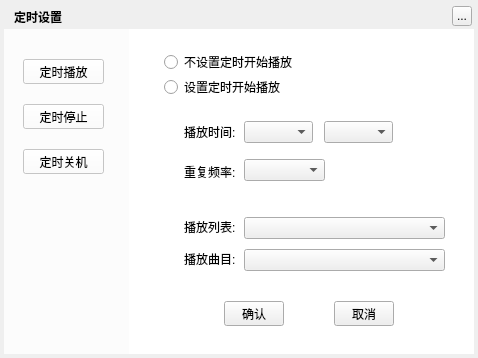
Greedysky/TTKMusicPlayer, file TTKCore/musicUiKits/musicToolsetsKits/musictimerwidget.ui: the form before one commit.
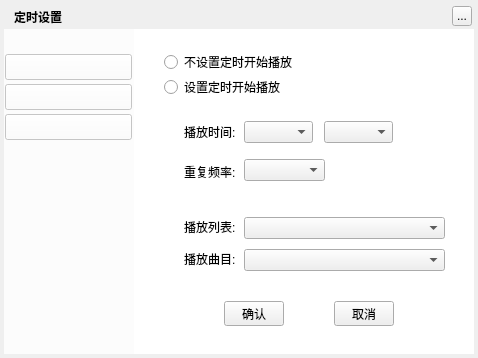
The form after the commit.

```diff
--- a/TTKCore/musicUiKits/musicToolsetsKits/musictimerwidget.ui
+++ b/TTKCore/musicUiKits/musicToolsetsKits/musictimerwidget.ui
@@ -374,7 +374,7 @@
     <rect>
      <x>4</x>
      <y>29</y>
-     <width>125</width>
+     <width>130</width>
      <height>325</height>
     </rect>
    </property>
@@ -384,40 +384,40 @@
    <widget class="QPushButton" name="timerToPlay">
     <property name="geometry">
      <rect>
-      <x>19</x>
-      <y>30</y>
-      <width>81</width>
-      <height>25</height>
+      <x>1</x>
+      <y>25</y>
+      <width>127</width>
+      <height>26</height>
      </rect>
     </property>
     <property name="text">
-     <string>定时播放</string>
+     <string/>
     </property>
    </widget>
    <widget class="QPushButton" name="timerToStop">
     <property name="geometry">
      <rect>
-      <x>19</x>
-      <y>75</y>
-      <width>81</width>
-      <height>25</height>
+      <x>1</x>
+      <y>55</y>
+      <width>127</width>
+      <height>26</height>
      </rect>
     </property>
     <property name="text">
-     <string>定时停止</string>
+     <string/>
     </property>
    </widget>
    <widget class="QPushButton" name="timerToShutdown">
     <property name="geometry">
      <rect>
-      <x>19</x>
-      <y>120</y>
-      <width>81</width>
-      <height>25</height>
+      <x>1</x>
+      <y>85</y>
+      <width>127</width>
+      <height>26</height>
      </rect>
     </property>
     <property name="text">
-     <string>定时关机</string>
+     <string/>
     </property>
    </widget>
   </widget>
@@ -450,9 +450,9 @@
   <widget class="QWidget" name="backgroundMask2" native="true">
    <property name="geometry">
     <rect>
-     <x>129</x>
+     <x>134</x>
      <y>29</y>
-     <width>345</width>
+     <width>340</width>
      <height>325</height>
     </rect>
    </property>
```
